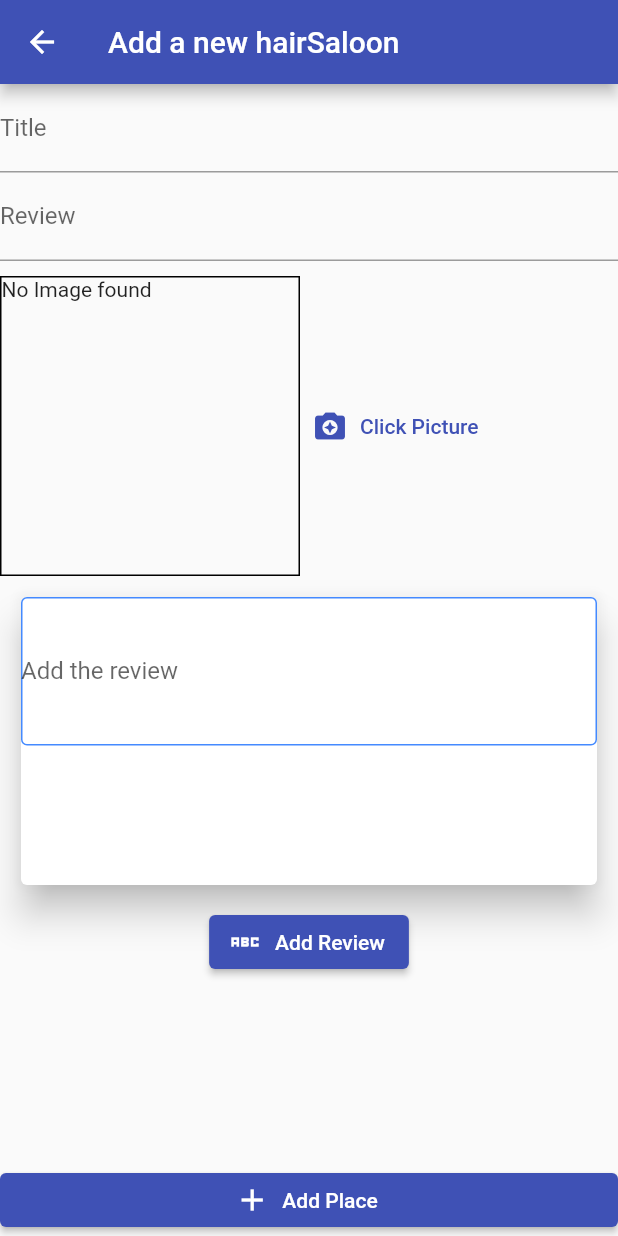
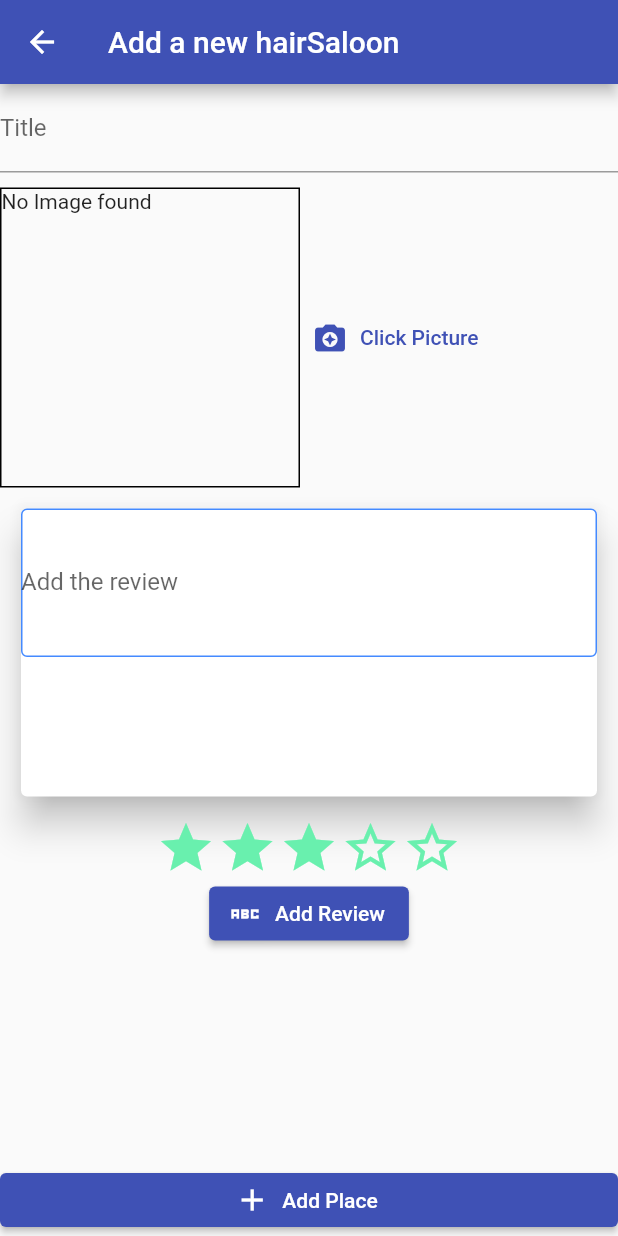
Before and after one commit to apurbashakya/ControllerExpense, a Flutter app: the AddPlace screen opened directly, on a phone screen of 412 x 824 dp. Run offline on Flutter 3.47's test engine with Material 2 defaults, Android fonts, the phone set to English and light mode, and no system bars; drawn by our look-alikes of smooth_star_rating; our stand-ins replace cloud_firestore, firebase_auth, firebase_core, image_picker, sqflite; accounts and stored records are empty.

Commit message:
Star rating Addition

```diff
--- a/controllerexpense/lib/screens/place_add.dart
+++ b/controllerexpense/lib/screens/place_add.dart
@@ -5,7 +5,10 @@ import '../widgets/image_input.dart';
 import 'package:provider/provider.dart';
 import '../providers/placesDb.dart';
 import '../widgets/review_input.dart';
+import 'package:smooth_star_rating/smooth_star_rating.dart';
 
+
+var rating = 3.0;
 class AddPlace extends StatefulWidget {
   const AddPlace({Key? key})
       : super(key: key); //beacuse we will add this later to our routes table
@@ -22,11 +25,13 @@ class _AddPlaceState extends State<AddPlace> {
   }
 
   void _savePlace() {
-    if (_titleController.text.isEmpty ||_reviewController.text.isEmpty || _pickedImage == null) {
+    if (_titleController.text.isEmpty ||
+        _reviewController.text.isEmpty ||
+        _pickedImage == null) {
       return;
     }
     Provider.of<PlacesDb>(context, listen: false)
-        .addPlace(_titleController.text,_reviewController.text, _pickedImage!);
+        .addPlace(_titleController.text, _reviewController.text, _pickedImage!);
     Navigator.of(context).pop();
   }
 
@@ -48,9 +53,6 @@ class _AddPlaceState extends State<AddPlace> {
                     decoration: InputDecoration(labelText: 'Title'),
                     controller: _titleController,
                   ),
-                  TextField(
-                    decoration: InputDecoration(labelText: 'Review'),
-                  ),
                   SizedBox(
                     height: 10,
                   ), //to store our preview and take picture
@@ -67,7 +69,8 @@ class _AddPlaceState extends State<AddPlace> {
                               textAlignVertical: TextAlignVertical.top,
                               decoration: InputDecoration(
                                 border: OutlineInputBorder(),
-                            contentPadding: EdgeInsets.symmetric(vertical: 40),
+                                contentPadding:
+                                    EdgeInsets.symmetric(vertical: 40),
                                 enabledBorder: OutlineInputBorder(
                                   borderSide: BorderSide(
                                     color: Colors.blueAccent,
@@ -79,6 +82,21 @@ class _AddPlaceState extends State<AddPlace> {
                       ),
                       elevation: 10,
                     ),
+                  ),
+
+                  SmoothStarRating(
+                    rating: rating,
+                    isReadOnly: false,
+                    size: 40,
+                    filledIconData: Icons.star,
+                    halfFilledIconData: Icons.star_half,
+                    defaultIconData: Icons.star_border,
+                    starCount: 5,
+                    allowHalfRating: true,
+                    spacing: 1.0,
+                    onRated: (value) {
+                      // print("rating value dd -> ${value.truncate()}");
+                    },
                   ),
                   ElevatedButton.icon(
                     onPressed:
--- a/controllerexpense/pubspec.yaml
+++ b/controllerexpense/pubspec.yaml
@@ -42,6 +42,7 @@ dependencies:
   path: ^1.8.0
   sqflite: ^1.1.5
   http:
+  smooth_star_rating: 1.1.1
 
 dev_dependencies:
   flutter_test:
```
Also changed, not shown: controllerexpense/pubspec.lock. Lines whose indentation alone changed are shown as unchanged.
